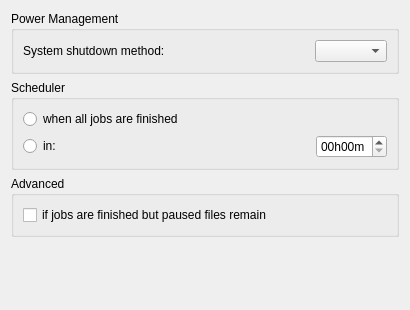
KDE/kwooty, file src/preferences/preferencesshutdown.ui: the form before one commit.
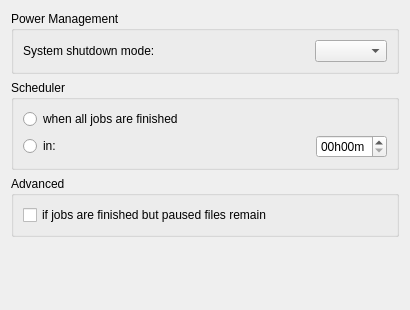
The form after the commit.

What changed in the file:
```diff
--- a/src/preferences/preferencesshutdown.ui
+++ b/src/preferences/preferencesshutdown.ui
@@ -26,7 +26,7 @@
          <string>Select system shutdown method</string>
         </property>
         <property name="text">
-         <string>System shutdown method:</string>
+         <string>System shutdown mode:</string>
         </property>
        </widget>
       </item>
```
Left out of the diff: 2 changed lines with no effect on the pictures.
